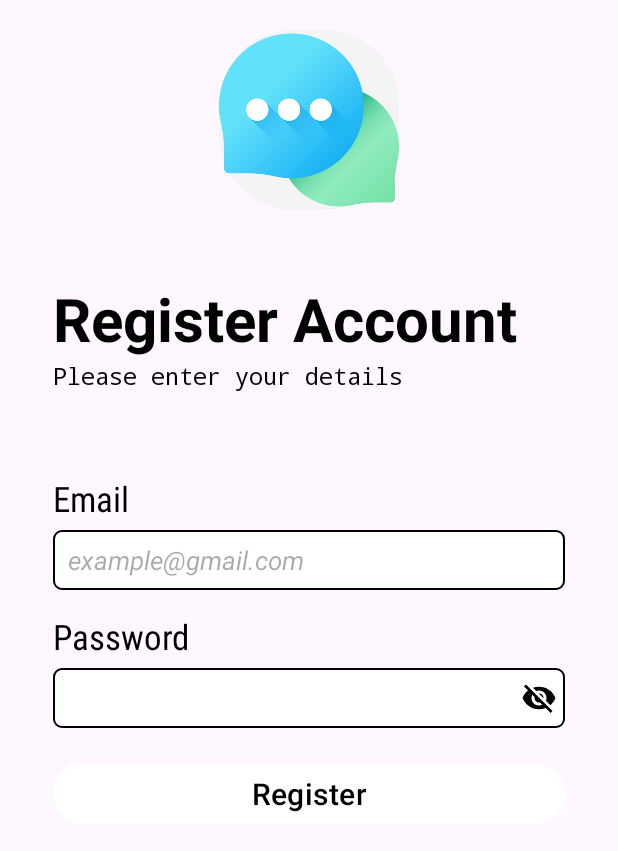
After one commit to thaitrongtindev/project-small-chat-room, an Android app: the RegisterAccountActivity screen opened directly, with no data from a screen before it, on a phone screen of 412 x 824 dp. The commit adds this screen. Shown: the top 851 px of the screen. Run offline under Robolectric (Android 15) with nearby library versions, the phone set to English and light mode, and no system bars; our stand-ins replace Firebase (no records; nobody signed in at launch, a user with empty details on screens opened directly); Roboto replaces fonts that are not available here.

Commit message:
handle bussines register account by email

```diff
--- a/app/src/main/AndroidManifest.xml
+++ b/app/src/main/AndroidManifest.xml
@@ -2,7 +2,8 @@
 <manifest xmlns:android="http://schemas.android.com/apk/res/android"
     xmlns:tools="http://schemas.android.com/tools">
 
-    <uses-permission android:name="android.permission.INTERNET"/>
+    <uses-permission android:name="android.permission.INTERNET" />
+
     <application
         android:allowBackup="true"
         android:dataExtractionRules="@xml/data_extraction_rules"
@@ -13,6 +14,9 @@
         android:supportsRtl="true"
         android:theme="@style/Theme.ChatRoomSmall"
         tools:targetApi="31">
+        <activity
+            android:name=".activities.RegisterAccountActivity"
+            android:exported="false" />
         <activity
             android:name=".activities.StartChatActivity"
             android:exported="false" />
--- a/app/src/main/java/com/example/chatroomsmall/activities/LoginActivity.java
+++ b/app/src/main/java/com/example/chatroomsmall/activities/LoginActivity.java
@@ -23,8 +23,12 @@ public class LoginActivity extends AppCompatActivity {
         super.onCreate(savedInstanceState);
         setContentView(R.layout.activity_login);
 
-        btnLogin = findViewById(R.id.btn_login);
-        edtPassword = findViewById(R.id.edt_password);
+        addControls();
+        addEvents();
+
+    }
+
+    private void addEvents() {
         edtPassword.setOnClickListener(new View.OnClickListener() {
             @Override
             public void onClick(View view) {
@@ -47,9 +51,18 @@ public class LoginActivity extends AppCompatActivity {
         btnLogin.setOnClickListener(new View.OnClickListener() {
             @Override
             public void onClick(View view) {
-                startActivity(new Intent(LoginActivity.this, StartChatActivity.class));
-                finish();
+               onClickLogin();
             }
         });
     }
+
+    private void onClickLogin() {
+        startActivity(new Intent(LoginActivity.this, StartChatActivity.class));
+        finish();
+    }
+
+    private void addControls() {
+        btnLogin = findViewById(R.id.btn_login);
+        edtPassword = findViewById(R.id.edt_password);
+    }
 }
--- /dev/null
+++ b/app/src/main/java/com/example/chatroomsmall/activities/RegisterAccountActivity.java
@@ -0,0 +1,79 @@
+package com.example.chatroomsmall.activities;
+
+import androidx.annotation.NonNull;
+import androidx.appcompat.app.AppCompatActivity;
+
+import android.app.ProgressDialog;
+import android.content.Intent;
+import android.os.Bundle;
+import android.view.View;
+import android.widget.Button;
+import android.widget.EditText;
+import android.widget.ProgressBar;
+import android.widget.Toast;
+
+import com.example.chatroomsmall.R;
+import com.google.android.gms.tasks.OnCompleteListener;
+import com.google.android.gms.tasks.Task;
+import com.google.firebase.auth.AuthResult;
+import com.google.firebase.auth.FirebaseAuth;
+import com.google.firebase.auth.FirebaseUser;
+
+public class RegisterAccountActivity extends AppCompatActivity {
+
+
+    private EditText edtEmail, edtPassword;
+    private Button btnRegister;
+    private FirebaseAuth mAuth;
+    private ProgressDialog progressDialog;
+
+    @Override
+    protected void onCreate(Bundle savedInstanceState) {
+        super.onCreate(savedInstanceState);
+        setContentView(R.layout.activity_register_account);
+
+        addControls();
+        addEvents();
+    }
+
+    private void addEvents() {
+        btnRegister.setOnClickListener(new View.OnClickListener() {
+            @Override
+            public void onClick(View view) {
+                progressDialog.show();
+                onClickRegiter();
+            }
+        });
+    }
+
+    private void onClickRegiter() {
+        String strEmail = edtEmail.getText().toString().trim();
+        String strPassword = edtPassword.getText().toString().trim();
+
+        mAuth.createUserWithEmailAndPassword(strEmail, strPassword)
+                .addOnCompleteListener(new OnCompleteListener<AuthResult>() {
+                    @Override
+                    public void onComplete(@NonNull Task<AuthResult> task) {
+                        if (task.isSuccessful()) {
+                            progressDialog.dismiss();
+                            startActivity(new Intent(RegisterAccountActivity.this, LoginActivity.class));
+                            finishAffinity();
+                        } else {
+                            Toast.makeText(RegisterAccountActivity.this, "Register error", Toast.LENGTH_SHORT).show();
+                        }
+                    }
+                });
+    }
+
+    private void addControls() {
+
+        edtEmail = findViewById(R.id.edt_email_register);
+        edtPassword = findViewById(R.id.edt_password_register);
+        btnRegister = findViewById(R.id.btn_register);
+        progressDialog = new ProgressDialog(this);
+        progressDialog.setCancelable(true);
+        progressDialog.setMessage("wait....");
+
+        mAuth = FirebaseAuth.getInstance();
+    }
+}
--- /dev/null
+++ b/app/src/main/res/layout/activity_register_account.xml
@@ -0,0 +1,116 @@
+<?xml version="1.0" encoding="utf-8"?>
+<LinearLayout xmlns:android="http://schemas.android.com/apk/res/android"
+    xmlns:app="http://schemas.android.com/apk/res-auto"
+    xmlns:tools="http://schemas.android.com/tools"
+    android:layout_width="match_parent"
+    android:layout_height="match_parent"
+    android:orientation="vertical"
+    tools:context=".activities.LoginActivity">
+
+    <ImageView
+        android:layout_width="120dp"
+        android:layout_height="120dp"
+        android:layout_gravity="center"
+        android:layout_marginTop="20dp"
+
+        android:background="@drawable/backgound_logo"
+        android:src="@drawable/chat"></ImageView>
+
+    <LinearLayout
+        android:layout_width="wrap_content"
+        android:layout_height="wrap_content"
+        android:layout_marginStart="10dp"
+        android:layout_marginTop="20dp"
+        android:layout_marginBottom="30dp"
+        android:orientation="vertical"
+        android:padding="25dp">
+
+        <TextView
+            android:layout_width="wrap_content"
+            android:layout_height="wrap_content"
+            android:fontFamily="sans-serif"
+            android:text="Register Account"
+            android:textColor="@color/black"
+            android:textSize="40sp"
+            android:textStyle="bold"></TextView>
+
+        <TextView
+            android:layout_width="wrap_content"
+            android:layout_height="wrap_content"
+            android:fontFamily="monospace"
+            android:text="@string/please_enter_your_details"
+            android:textColor="@color/black"
+            android:textSize="16sp" />
+    </LinearLayout>
+
+
+    <TextView
+        android:layout_width="wrap_content"
+        android:layout_height="wrap_content"
+        android:layout_marginStart="35dp"
+        android:layout_marginEnd="35dp"
+        android:fontFamily="sans-serif-condensed"
+        android:text="@string/email"
+        android:textColor="@color/black"
+        android:textSize="23dp"></TextView>
+
+    <EditText
+        android:id="@+id/edt_email_register"
+        android:layout_width="match_parent"
+        android:layout_height="40dp"
+        android:layout_gravity="center"
+        android:layout_marginStart="35dp"
+        android:layout_marginTop="5dp"
+        android:layout_marginEnd="35dp"
+        android:background="@drawable/backgound_email_pass"
+        android:hint="example@gmail.com"
+        android:paddingStart="10dp"
+        android:textSize="17sp"
+        android:textStyle="italic"></EditText>
+
+    <TextView
+        android:layout_width="wrap_content"
+        android:layout_height="wrap_content"
+        android:layout_marginStart="35dp"
+        android:layout_marginTop="15dp"
+        android:layout_marginEnd="35dp"
+        android:fontFamily="sans-serif-condensed"
+        android:text="@string/password"
+        android:textColor="@color/black"
+        android:textSize="23dp"></TextView>
+
+    <EditText
+        android:id="@+id/edt_password_register"
+        android:layout_width="match_parent"
+        android:layout_height="40dp"
+        android:layout_gravity="center"
+        android:layout_marginStart="35dp"
+        android:layout_marginTop="5dp"
+        android:layout_marginEnd="35dp"
+        android:background="@drawable/backgound_email_pass"
+        android:inputType="textPassword"
+        android:paddingStart="10dp"
+        android:drawableEnd="@drawable/ic_visibility_off"
+        android:paddingRight="5dp"
+        android:textSize="17sp"
+        android:textStyle="italic"></EditText>
+
+
+
+
+
+    <Button
+        android:id="@+id/btn_register"
+        android:layout_width="match_parent"
+        android:layout_height="wrap_content"
+        android:layout_marginStart="35dp"
+        android:layout_marginEnd="35dp"
+        android:text="Register"
+        android:layout_marginTop="20dp"
+        android:textSize="20dp"
+        android:textColor="@color/black"></Button>
+
+
+
+
+</LinearLayout>
```
